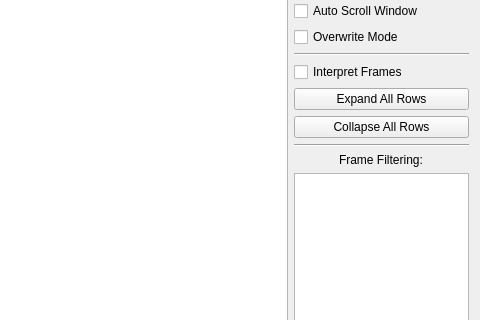
Qt form ui/mainwindow.ui (albertodesouza/CANOpenAnalyzer) before a commit; both pictures show x 320 to 800 and y 264 to 584 of the 800 by 682 pixel window.
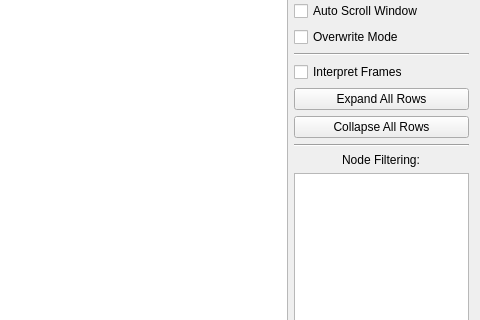
The same form after that commit.

```diff
--- a/ui/mainwindow.ui
+++ b/ui/mainwindow.ui
@@ -239,7 +239,7 @@
       <item alignment="Qt::AlignHCenter">
        <widget class="QLabel" name="label_7">
         <property name="text">
-         <string>Frame Filtering:</string>
+         <string>Node Filtering:</string>
         </property>
        </widget>
       </item>
```
